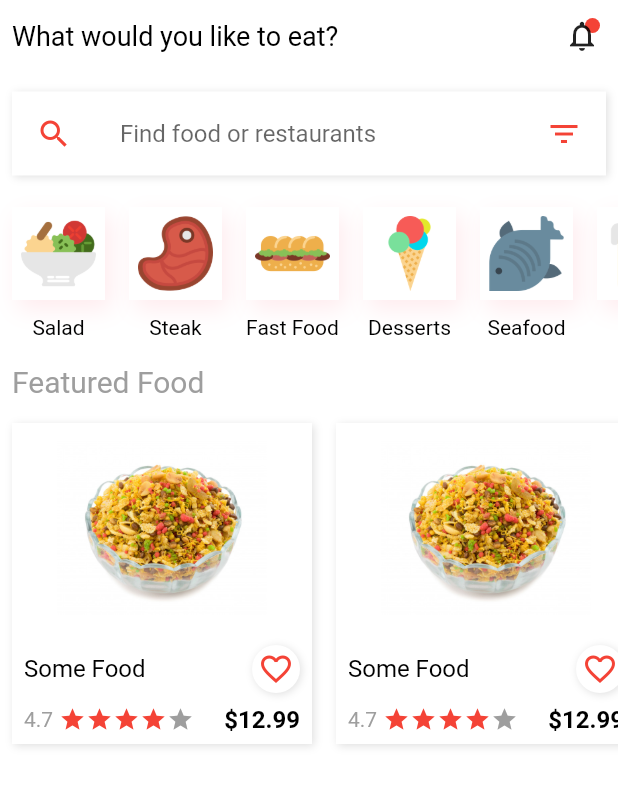
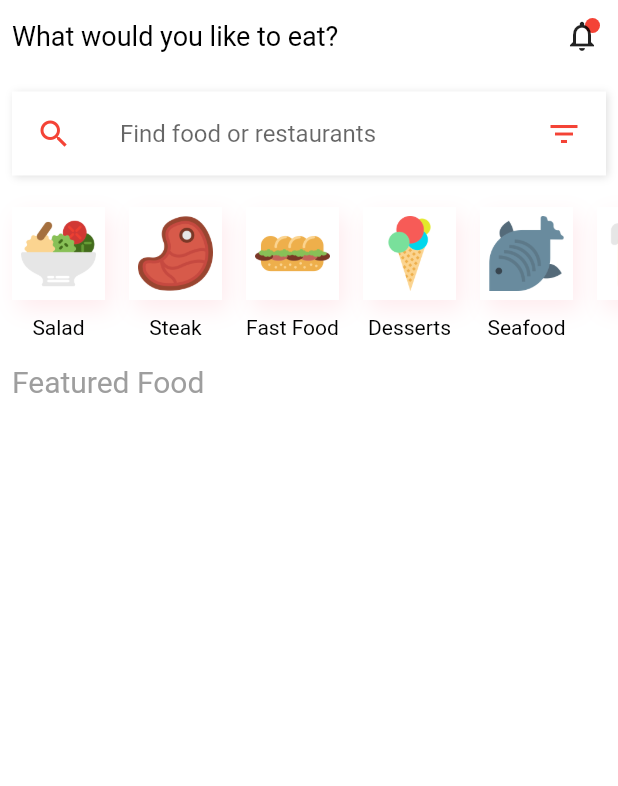
Before and after one commit to PatrickChow0803/Flutter_Food, a Flutter app: the screen it shows after launch, on a phone screen of 412 x 824 dp. Shown: the top 786 px of the screen. Run offline on Flutter 3.47's test engine with Material 2 defaults, Android fonts, the phone set to English and light mode, and no system bars.

```diff
--- a/lib/src/screens/home.dart
+++ b/lib/src/screens/home.dart
@@ -86,86 +86,6 @@ class _HomeState extends State<Home> {
               ),
             ),
             // Displays the featured foods
-            Container(
-              height: 230,
-              child: ListView.builder(
-                  scrollDirection: Axis.horizontal,
-                  itemCount: 2,
-                  itemBuilder: (_, index) {
-                    return Padding(
-                      padding: EdgeInsets.all(8.0),
-                      child: Container(
-                          height: 160,
-                          width: 200,
-                          decoration: BoxDecoration(color: white, boxShadow: [
-                            BoxShadow(
-                              color: grey[300],
-                              offset: Offset(1, 1),
-                              blurRadius: 4,
-                            ),
-                          ]),
-                          child: Column(
-                            children: [
-                              Image.asset('images/1.jpg', width: 140, height: 140),
-                              Row(
-                                mainAxisAlignment: MainAxisAlignment.spaceBetween,
-                                children: [
-                                  Padding(
-                                      padding: EdgeInsets.all(8.0),
-                                      child: CustomText(text: 'Some Food')),
-                                  Padding(
-                                    padding: EdgeInsets.all(8.0),
-                                    child: Container(
-                                      decoration: BoxDecoration(
-                                          borderRadius: BorderRadius.circular(20.0),
-                                          color: white,
-                                          boxShadow: [
-                                            BoxShadow(
-                                              color: grey[300],
-                                              offset: Offset(1, 1),
-                                              blurRadius: 4,
-                                            ),
-                                          ]),
-                                      child: Padding(
-                                          padding: EdgeInsets.all(4.0),
-                                          child: Icon(
-                                            Icons.favorite_border,
-                                            color: red,
-                                          )),
-                                    ),
-                                  ),
-                                ],
-                              ),
-                              Padding(
-                                padding: EdgeInsets.only(left: 8.0),
-                                child: Row(
-                                  mainAxisAlignment: MainAxisAlignment.spaceBetween,
-                                  children: [
-                                    Row(
-                                      children: [
-                                        CustomText(text: "4.7", colors: grey, size: 14),
-                                        SizedBox(width: 4.0),
-                                        Icon(Icons.star, size: 18, color: red),
-                                        Icon(Icons.star, size: 18, color: red),
-                                        Icon(Icons.star, size: 18, color: red),
-                                        Icon(Icons.star, size: 18, color: red),
-                                        Icon(Icons.star, size: 18, color: grey),
-                                      ],
-                                    ),
-                                    Padding(
-                                        padding: EdgeInsets.only(right: 8.0),
-                                        child: CustomText(
-                                          text: "\$12.99",
-                                          weight: FontWeight.bold,
-                                        ))
-                                  ],
-                                ),
-                              )
-                            ],
-                          )),
-                    );
-                  }),
-            )
           ],
         ),
       ),
```
Also changed, not shown: lib/src/models/product.dart (added, +12 -0 lines), lib/src/widgets/featured_products.dart (added, +101 -0 lines).
